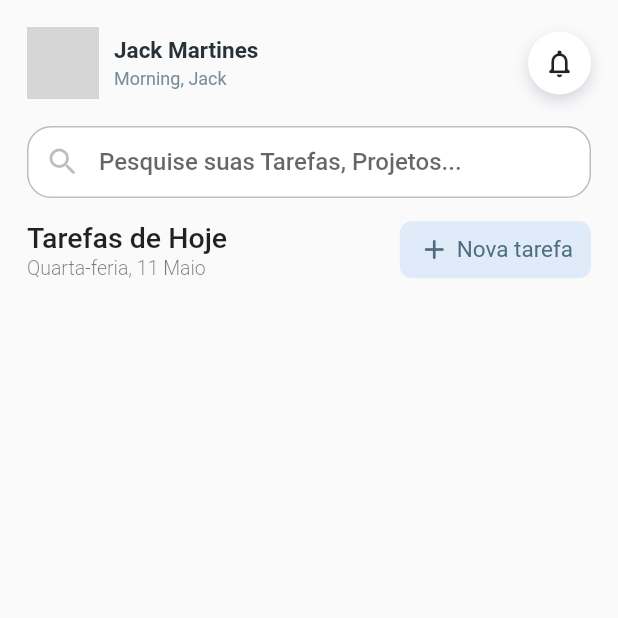
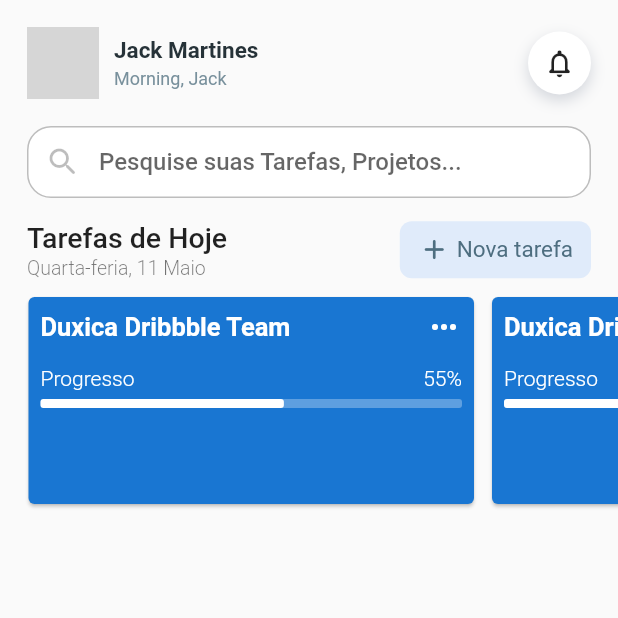
Before and after one commit to srlucasmichel/flutter_getx_project_management_app, a Flutter app: the screen it shows after launch, on a phone screen of 412 x 824 dp, the top half of it. Run offline on Flutter 3.47's test engine with Material 2 defaults, Android fonts, the phone set to English and light mode, and no system bars; network calls fail; grey boxes are pictures that could not be loaded.

Commit message:
ui component card of project (initial design)

```diff
--- /dev/null
+++ b/lib/src/modules/project/presenter/pages/components/card_project_app.dart
@@ -0,0 +1,80 @@
+import 'package:flutter/material.dart';
+
+class CardProjectApp extends StatelessWidget {
+  final String title;
+  final int progress;
+  final List<String> members;
+
+  const CardProjectApp(
+      {Key? key,
+      required this.title,
+      required this.progress,
+      required this.members})
+      : super(key: key);
+
+  @override
+  Widget build(BuildContext context) {
+    return Card(
+      margin: const EdgeInsets.all(6),
+      color: Colors.blue.shade700,
+      child: Padding(
+        padding: const EdgeInsets.all(8.0),
+        child: Column(
+          mainAxisSize: MainAxisSize.min,
+          mainAxisAlignment: MainAxisAlignment.start,
+          children: [
+            Row(
+              mainAxisSize: MainAxisSize.max,
+              mainAxisAlignment: MainAxisAlignment.start,
+              children: [
+                Expanded(
+                    child: Text(title,
+                        style: const TextStyle(
+                            color: Colors.white,
+                            fontWeight: FontWeight.w600,
+                            fontSize: 17.0))),
+                const Icon(Icons.more_horiz_rounded, color: Colors.white)
+              ],
+            ),
+            const SizedBox(height: 14),
+            Row(
+              mainAxisSize: MainAxisSize.max,
+              mainAxisAlignment: MainAxisAlignment.spaceBetween,
+              children: [
+                const Text("Progresso",
+                    style: TextStyle(
+                        color: Colors.white, fontWeight: FontWeight.w300)),
+                Text("$progress%",
+                    style: const TextStyle(
+                        color: Colors.white, fontWeight: FontWeight.w300)),
+              ],
+            ),
+            const SizedBox(height: 6),
+            Stack(
+              children: [
+                Container(
+                  height: 6,
+                  width: _componentWidth(context),
+                  decoration: BoxDecoration(
+                      color: Colors.white30,
+                      borderRadius: BorderRadius.circular(2)),
+                ),
+                Container(
+                  height: 6,
+                  width: (_componentWidth(context) / 100) * progress,
+                  decoration: BoxDecoration(
+                      color: Colors.white,
+                      borderRadius: BorderRadius.circular(2)),
+                ),
+              ],
+            ),
+            const SizedBox(height: 14),
+          ],
+        ),
+      ),
+    );
+  }
+
+  double _componentWidth(BuildContext context) =>
+      (((MediaQuery.of(context).size.width / 100) * 75) - 14);
+}
--- a/lib/src/modules/project/presenter/pages/home_page.dart
+++ b/lib/src/modules/project/presenter/pages/home_page.dart
@@ -1,4 +1,5 @@
 import 'package:flutter/material.dart';
+import 'package:project_management_app/src/modules/project/presenter/pages/components/card_project_app.dart';
 import 'package:project_management_app/src/modules/project/presenter/pages/components/section_page_app.dart';
 
 class HomePage extends StatelessWidget {
@@ -101,6 +102,23 @@ class HomePage extends StatelessWidget {
                   description: "Quarta-feria, 11 Maio",
                   titleButton: "Nova tarefa",
                   onButtonClick: () {}),
+            ),
+            const SizedBox(height: 6),
+            Container(
+              padding: const EdgeInsets.only(left: 13),
+              height: 150,
+              child: ListView.builder(
+                  itemCount: 2,
+                  scrollDirection: Axis.horizontal,
+                  itemBuilder: (context, index) {
+                    return SizedBox(
+                      width: (MediaQuery.of(context).size.width / 100) * 75,
+                      child: const CardProjectApp(
+                          title: "Duxica Dribbble Team",
+                          progress: 55,
+                          members: ["", "", ""]),
+                    );
+                  }),
             )
           ],
         ),
```
